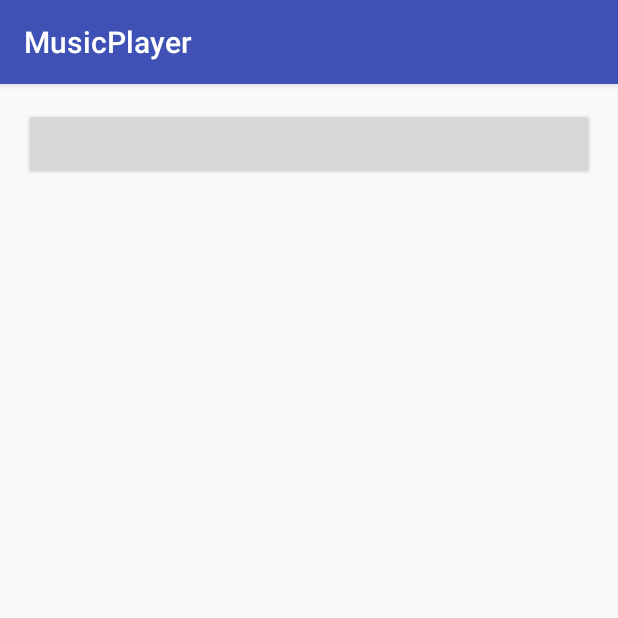
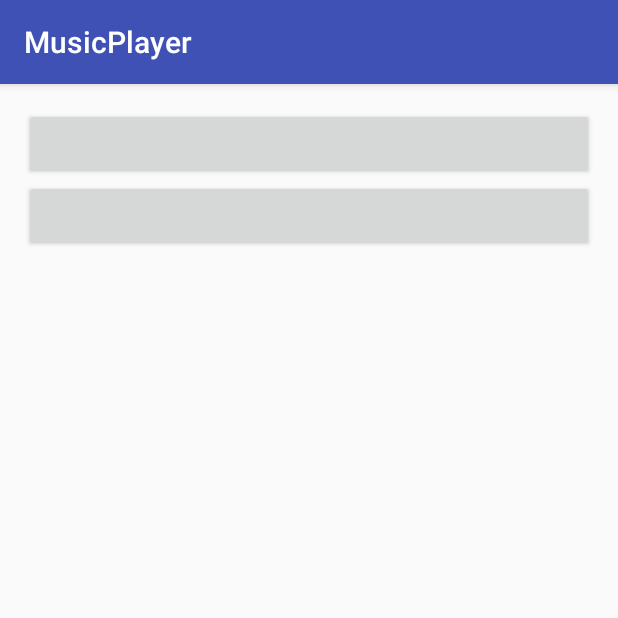
Before and after one commit to NathanHirata19/MusicPlayer, an Android app: the screen it shows after launch (SongPicker), on a phone screen of 412 x 824 dp, the top half of it. Run offline under Robolectric (Android 15) with nearby library versions, the phone set to English and light mode, and no system bars.

Commit message:
milestone 6

```diff
--- a/app/src/main/java/com/academy/app/musicplayer/SongPicker.java
+++ b/app/src/main/java/com/academy/app/musicplayer/SongPicker.java
@@ -6,14 +6,18 @@ import android.media.MediaPlayer;
 import android.net.Uri;
 import android.support.v7.app.AppCompatActivity;
 import android.os.Bundle;
+import android.view.View;
 import android.widget.Button;
 
 public class SongPicker extends AppCompatActivity {
 
+    private Button pickSongButtonVar2;
     private Button pickSongButtonVar;
     MediaMetadataRetriever songInfo = new MediaMetadataRetriever();
+    MediaMetadataRetriever songInfo2 = new MediaMetadataRetriever();
     Intent launchSongPlayer;
     String songTitle;
+    String songTitle2;
 
     @Override
     protected void onCreate(Bundle savedInstanceState) {
@@ -21,12 +25,19 @@ public class SongPicker extends AppCompatActivity {
         setContentView(R.layout.activity_song_picker);
 
         pickSongButtonVar = (Button) findViewById(R.id.pS);
+        pickSongButtonVar2 = (Button) findViewById(R.id.pS2);
 
         Uri mediaPath = Uri.parse("android.resource://" + getPackageName() + "/" + R.raw.song1);
         songInfo.setDataSource(this, mediaPath);
 
+        Uri mediaPath2 = Uri.parse("android.resource://" + getPackageName() + "/" + R.raw.song2);
+        songInfo2.setDataSource(this, mediaPath2);
+
         songTitle = songInfo.extractMetadata(MediaMetadataRetriever.METADATA_KEY_TITLE);
+        songTitle2 = songInfo2.extractMetadata(MediaMetadataRetriever.METADATA_KEY_TITLE);
+
         pickSongButtonVar.setText(songTitle);
+        pickSongButtonVar2.setText(songTitle2);
 
         launchSongPlayer = new Intent(this, MainActivity.class);
     }
@@ -34,4 +45,24 @@ public class SongPicker extends AppCompatActivity {
         pickSongButtonVar.setEnabled(true);
         startActivity(launchSongPlayer);
     }
+
+    public void launchSong1(View view){
+        pickSongButtonVar.setEnabled(true);
+        String songID = String.valueOf(R.raw.song1);
+        launchPlayer(songID);
+    }
+
+    public void launchSong2(View view){
+        pickSongButtonVar.setEnabled(true);
+        String songID = String.valueOf(R.raw.song2);
+        launchPlayer(songID);
+    }
+
+    public void launchPlayer(String songID){
+        Intent launchSongPlayer = new Intent(SongPicker.this, MainActivity.class);
+        String message = String.valueOf(R.raw.song1);
+        launchSongPlayer.putExtra("songMessage", message);
+        startActivity(launchSongPlayer);
+
+    }
 }
--- a/app/src/main/res/layout/activity_song_picker.xml
+++ b/app/src/main/res/layout/activity_song_picker.xml
@@ -14,7 +14,15 @@
         android:layout_height="wrap_content"
         android:gravity="center"
         android:id="@+id/pS"
-        android:onClick="pickSong"
+        android:onClick="launchSong1"
+        />
+    <Button
+        android:layout_below="@id/pS"
+        android:layout_width="match_parent"
+        android:layout_height="wrap_content"
+        android:gravity="center"
+        android:id="@+id/pS2"
+        android:onClick="launchSong2"
         />
 
 </RelativeLayout>
```
Also changed, not shown: app/src/main/java/com/academy/app/musicplayer/MainActivity.java (+0 -16 lines), 1 other file.
